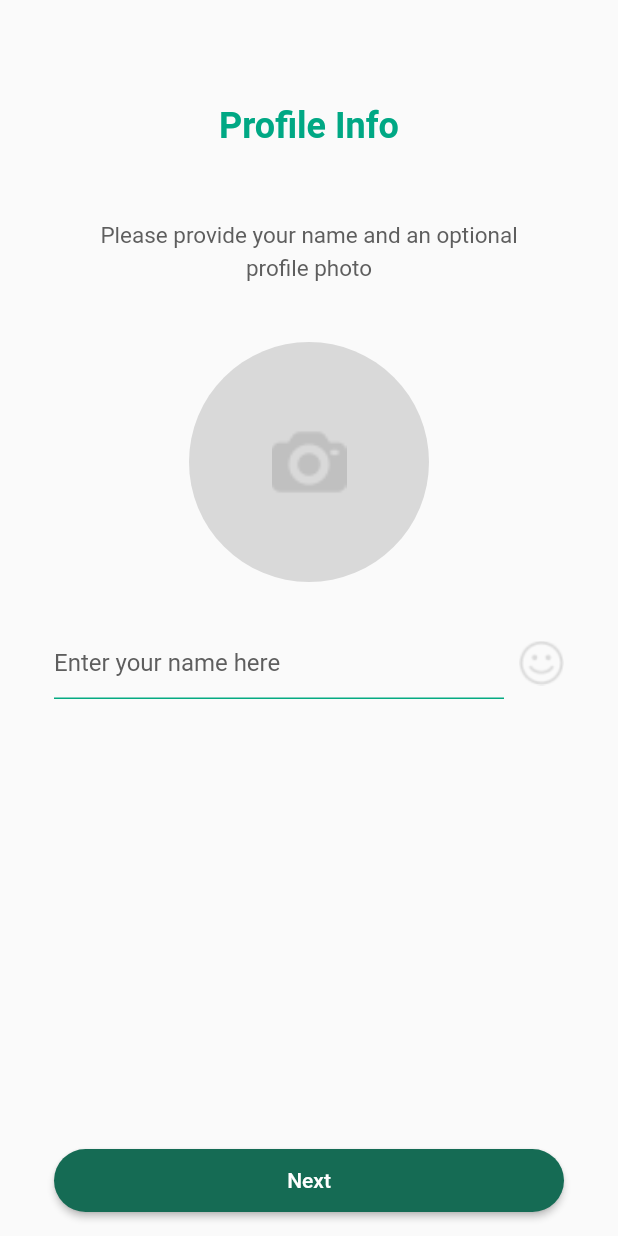
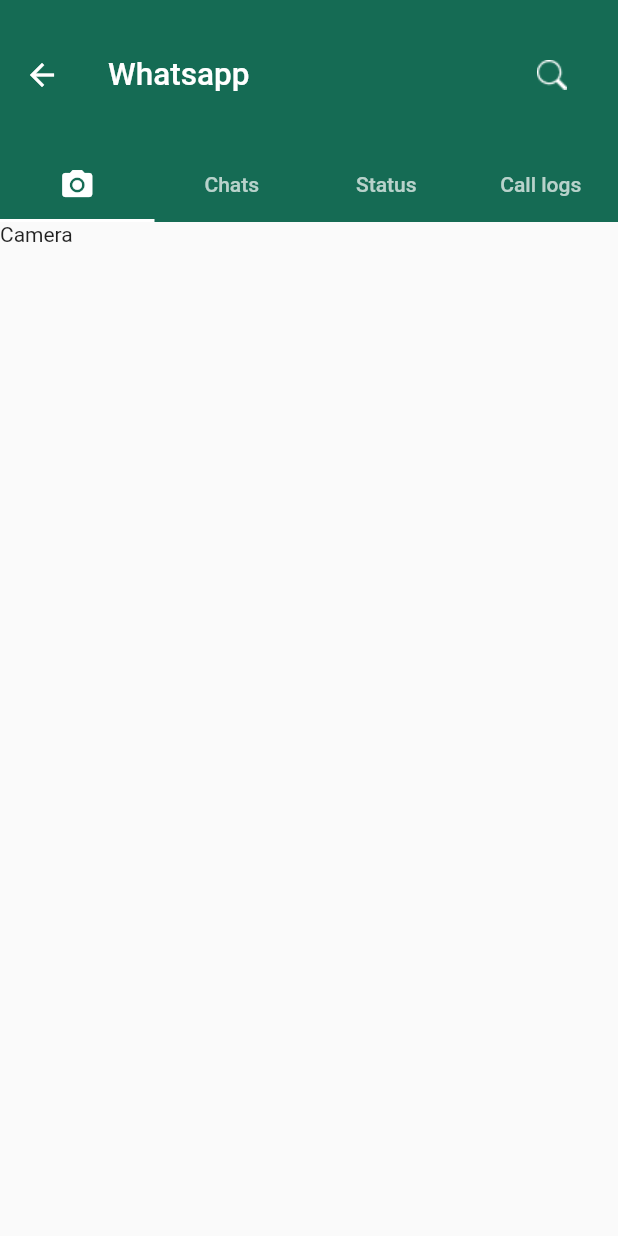
Before and after one commit to dawoodumar24/flutter_whatsapp_ui, a Flutter app: the ProfileScreen screen opened directly, after a tap on "Next", on a phone screen of 412 x 824 dp. Run offline on Flutter 3.47's test engine with Material 3 defaults, Android fonts, the phone set to English and light mode, and no system bars; our stand-ins replace image_picker; network calls fail.

Commit message:
Chats Screen completed

```diff
--- /dev/null
+++ b/lib/Screens/Home/Camera/camerascreen.dart
@@ -0,0 +1,10 @@
+import 'package:flutter/material.dart';
+
+class CameraScreen extends StatelessWidget {
+  @override
+  Widget build(BuildContext context) {
+    return Scaffold(
+      body: Text("Camera"),
+    );
+  }
+}
--- /dev/null
+++ b/lib/Screens/Home/homescreen.dart
@@ -0,0 +1,42 @@
+import 'package:flutter/material.dart';
+import 'package:whatsapp_ui/Screens/Call%20logs/callscreen.dart';
+import 'package:whatsapp_ui/Screens/Chats/chatscreen.dart';
+import 'package:whatsapp_ui/Screens/Home/Camera/camerascreen.dart';
+import 'package:whatsapp_ui/Screens/Status%20Bar/statusbar.dart';
+import 'package:whatsapp_ui/Widgets/uiHelper.dart';
+
+class homeScreen extends StatelessWidget {
+
+  @override
+  Widget build(BuildContext context) {
+    return DefaultTabController(
+      length: 4,
+      child: Scaffold(
+        appBar: AppBar(
+          elevation: 0,
+          bottom: TabBar(tabs: [
+            Tab(icon: Icon(Icons.camera_alt),),
+            Tab(text: "Chats",),
+            Tab(text: "Status",),
+            Tab(text: "Call logs",)
+          ],indicatorColor: Colors.white,
+          ),
+          toolbarHeight: 100,
+          title: UiHelper.customText(text: "Whatsapp", height: 21, color: Color(0XFFFFFFFF)),
+          actions: [
+            Padding(
+              padding: const EdgeInsets.only(right: 20),
+              child: IconButton(onPressed: (){}, icon: Image.asset("assets/images/Search.png")),
+            ),
+          ],
+        ),
+        body:TabBarView(children: [
+          CameraScreen(),
+          ChatScreen(),
+          StatusBar(),
+          CallScreen()
+        ]),
+      ),
+    );
+  }
+}
--- a/lib/Screens/Profile/profilescreen.dart
+++ b/lib/Screens/Profile/profilescreen.dart
@@ -2,6 +2,7 @@ import 'dart:io';
 
 import 'package:flutter/material.dart';
 import 'package:image_picker/image_picker.dart';
+import 'package:whatsapp_ui/Screens/Home/homescreen.dart';
 import 'package:whatsapp_ui/Widgets/uiHelper.dart';
 
 class ProfileScreen extends StatefulWidget {
@@ -73,7 +74,9 @@ class _ProfileScreenState extends State<ProfileScreen> {
           ],
         ),
       ),
-      floatingActionButton: UiHelper.CustomButton(callback: (){}, buttonname: "Next"),
+      floatingActionButton: UiHelper.CustomButton(callback: (){
+        Navigator.push(context, MaterialPageRoute(builder: (context)=>homeScreen()),);
+      }, buttonname: "Next"),
       floatingActionButtonLocation: FloatingActionButtonLocation.centerFloat,
     );
   }
--- a/lib/main.dart
+++ b/lib/main.dart
@@ -1,4 +1,5 @@
 import 'package:flutter/material.dart';
+import 'package:whatsapp_ui/Screens/Home/homescreen.dart';
 import 'package:whatsapp_ui/Screens/Splash/splashscreen.dart';
 
 void main() {
@@ -18,7 +19,7 @@ class MyApp extends StatelessWidget {
         colorScheme: ColorScheme.fromSeed(seedColor: Color(0XFF00A884)),
         useMaterial3: false,
       ),
-      home: SplashScreen(),
+      home: homeScreen(),
     );
   }
 }
```
Also changed, not shown: lib/Screens/Call logs/callscreen.dart (added, +10 -0 lines), lib/Screens/Chats/chatscreen.dart (added, +106 -0 lines), lib/Screens/Status Bar/statusbar.dart (added, +10 -0 lines), assets/images/Search.png (added), assets/images/commentbox.png (added).
